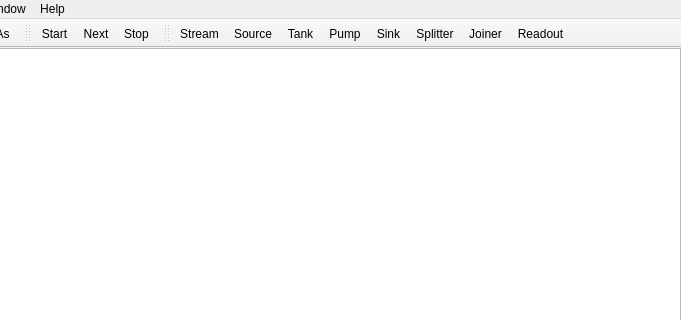
herstky/DES, file src/main_window.ui: the form before one commit; both pictures show x 182 to 863 and y 0 to 320 of the 863 by 791 pixel window.
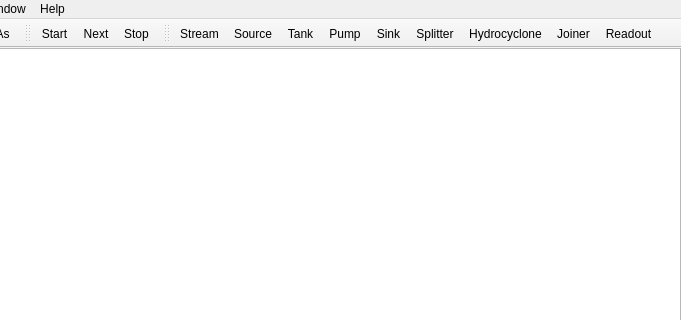
The form after the commit.

What changed in the file:
```diff
--- a/src/main_window.ui
+++ b/src/main_window.ui
@@ -156,6 +156,7 @@
    <addaction name="actionPump"/>
    <addaction name="actionSink"/>
    <addaction name="actionSplitter"/>
+   <addaction name="actionHydrocyclone"/>
    <addaction name="actionJoiner"/>
    <addaction name="actionReadout"/>
   </widget>
@@ -248,6 +249,11 @@
     <string>Pump</string>
    </property>
   </action>
+  <action name="actionHydrocyclone">
+   <property name="text">
+    <string>Hydrocyclone</string>
+   </property>
+  </action>
  </widget>
  <resources/>
  <connections/>
```
Left out of the diff: 1 changed line with no effect on the pictures.
